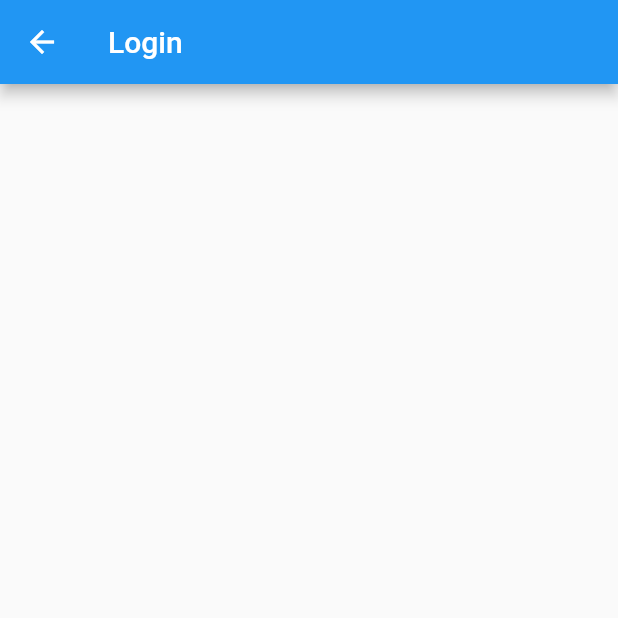
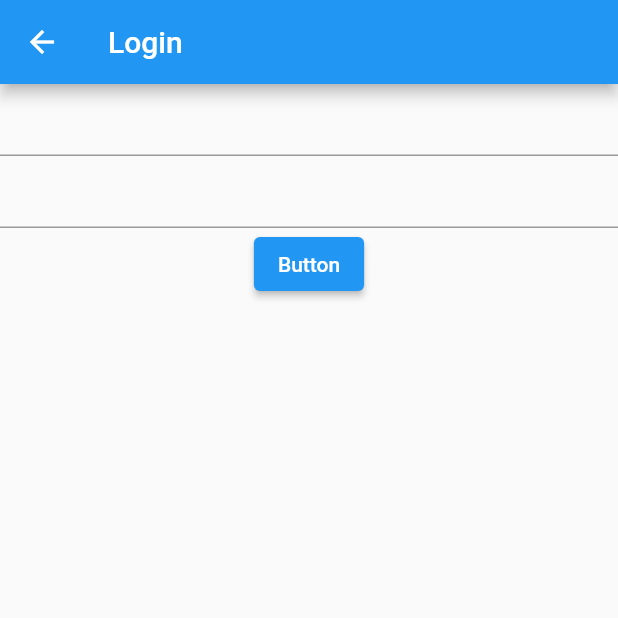
Before and after one commit to kmwdevelop/TDD_Playground, a Flutter app: the LoginScreen screen opened directly, on a phone screen of 412 x 824 dp, the top half of it. Run offline on Flutter 3.47's test engine with Material 2 defaults, Android fonts, the phone set to English and light mode, and no system bars.

Commit message:
- UI 테스트 > Key, Type 방법

```diff
--- a/lib/login_screen.dart
+++ b/lib/login_screen.dart
@@ -8,11 +8,32 @@ class LoginScreen extends StatefulWidget {
 }
 
 class _LoginScreenState extends State<LoginScreen> {
+  final TextEditingController _emailController = TextEditingController();
+  final TextEditingController _passwordController = TextEditingController();
+
   @override
   Widget build(BuildContext context) {
     return Scaffold(
       appBar: AppBar(
-        title: Text("Login"),
+        title: const Text("Login"),
+      ),
+      body: Column(
+        children: [
+          TextFormField(
+            controller: _emailController,
+            key: const ValueKey("email_id"),
+            decoration: const InputDecoration(),
+          ),
+          TextFormField(
+            controller: _passwordController,
+            key: const ValueKey("password_id"),
+            decoration: const InputDecoration(),
+          ),
+          ElevatedButton(
+            onPressed: () {},
+            child: const Text("Button"),
+          )
+        ],
       ),
     );
   }
```
Also changed, not shown: 1 other file.
